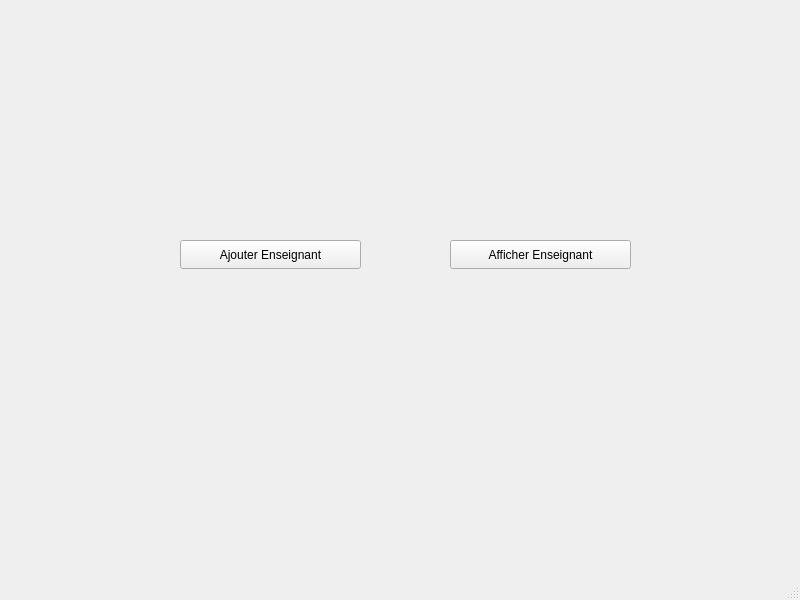
The window that mainwindow.ui (Benjambon/EmploiDuTemps-ESEO) describes before a commit, drawn with Qt 5.
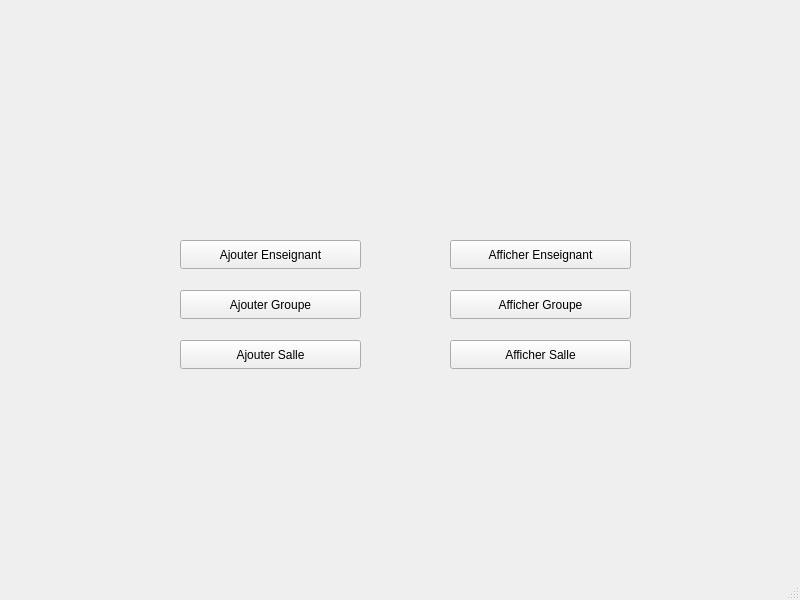
The same window after the commit.

Patch:
```diff
--- a/mainwindow.ui
+++ b/mainwindow.ui
@@ -40,6 +40,58 @@
      <string>Afficher Enseignant</string>
     </property>
    </widget>
+   <widget class="QPushButton" name="btnAjouterGroupe">
+    <property name="geometry">
+     <rect>
+      <x>180</x>
+      <y>290</y>
+      <width>181</width>
+      <height>29</height>
+     </rect>
+    </property>
+    <property name="text">
+     <string>Ajouter Groupe</string>
+    </property>
+   </widget>
+   <widget class="QPushButton" name="btnAfficherGroupes">
+    <property name="geometry">
+     <rect>
+      <x>450</x>
+      <y>290</y>
+      <width>181</width>
+      <height>29</height>
+     </rect>
+    </property>
+    <property name="text">
+     <string>Afficher Groupe</string>
+    </property>
+   </widget>
+   <widget class="QPushButton" name="btnAjouterSalle">
+    <property name="geometry">
+     <rect>
+      <x>180</x>
+      <y>340</y>
+      <width>181</width>
+      <height>29</height>
+     </rect>
+    </property>
+    <property name="text">
+     <string>Ajouter Salle</string>
+    </property>
+   </widget>
+   <widget class="QPushButton" name="btnAfficherSalles">
+    <property name="geometry">
+     <rect>
+      <x>450</x>
+      <y>340</y>
+      <width>181</width>
+      <height>29</height>
+     </rect>
+    </property>
+    <property name="text">
+     <string>Afficher Salle</string>
+    </property>
+   </widget>
   </widget>
   <widget class="QMenuBar" name="menubar">
    <property name="geometry">
```
